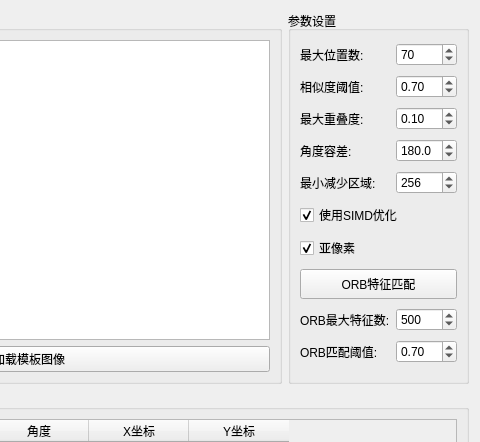
Old version of the form ui/MatchToolDialog.ui in the repository lrm2017/Fastest_Image_Pattern_Matching; both pictures show x 720 to 1200 and y 0 to 442 of the 1200 by 800 pixel window.
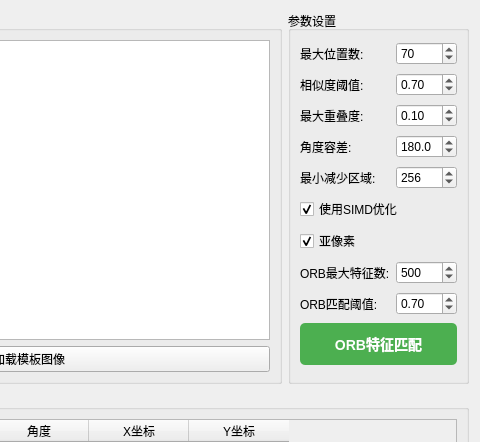
New version of the form.

The edit to the form file:
```diff
--- a/ui/MatchToolDialog.ui
+++ b/ui/MatchToolDialog.ui
@@ -212,19 +212,7 @@
               </property>
              </widget>
             </item>
-            <item row="7" column="0" colspan="2">
-             <widget class="QPushButton" name="orbMatchButton">
-              <property name="text">
-               <string>ORB特征匹配</string>
-              </property>
-              <property name="minimumSize">
-               <size>
-                <width>0</width>
-                <height>30</height>
-               </size>
-              </property>
-             </widget>
-            </item>
+
             <item row="8" column="0">
              <widget class="QLabel" name="labelORBMaxFeatures">
               <property name="text">
@@ -268,6 +256,33 @@
               </property>
              </widget>
             </item>
+            <item row="10" column="0" colspan="2">
+             <widget class="QPushButton" name="orbMatchButton">
+              <property name="text">
+               <string>ORB特征匹配</string>
+              </property>
+              <property name="minimumHeight">
+               <number>40</number>
+              </property>
+              <property name="styleSheet">
+               <string>QPushButton {
+    background-color: #4CAF50;
+    color: white;
+    border: none;
+    padding: 10px;
+    font-size: 14px;
+    font-weight: bold;
+    border-radius: 5px;
+}
+QPushButton:hover {
+    background-color: #45a049;
+}
+QPushButton:pressed {
+    background-color: #3d8b40;
+}</string>
+              </property>
+             </widget>
+            </item>
            </layout>
           </widget>
          </item>
```
